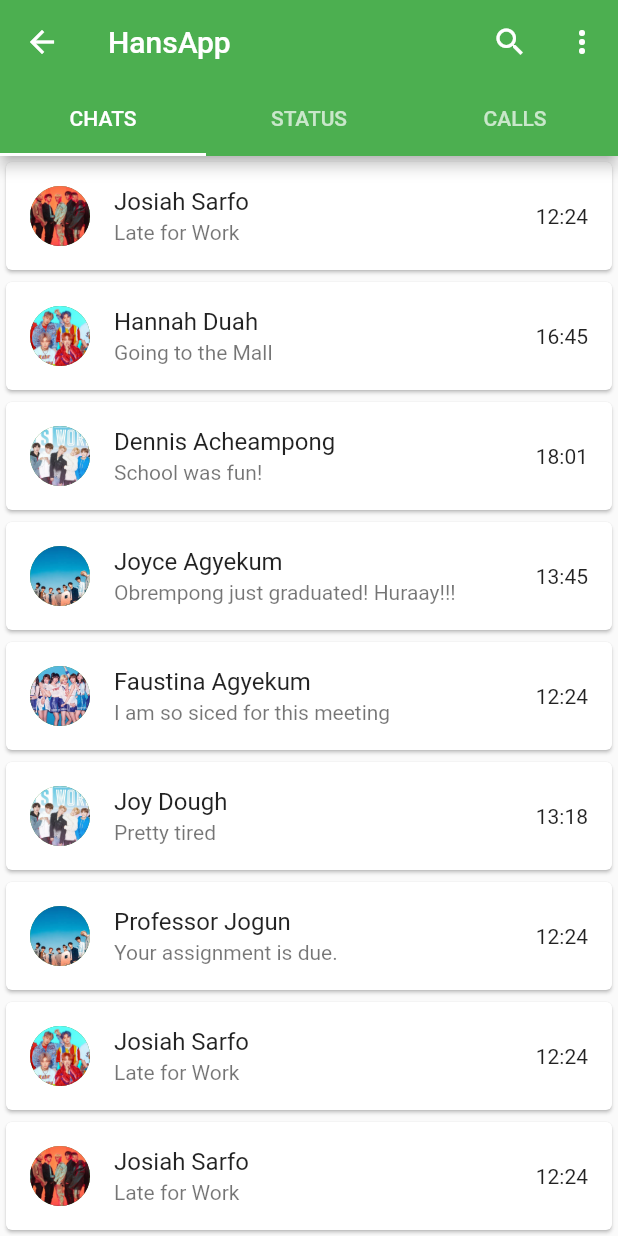
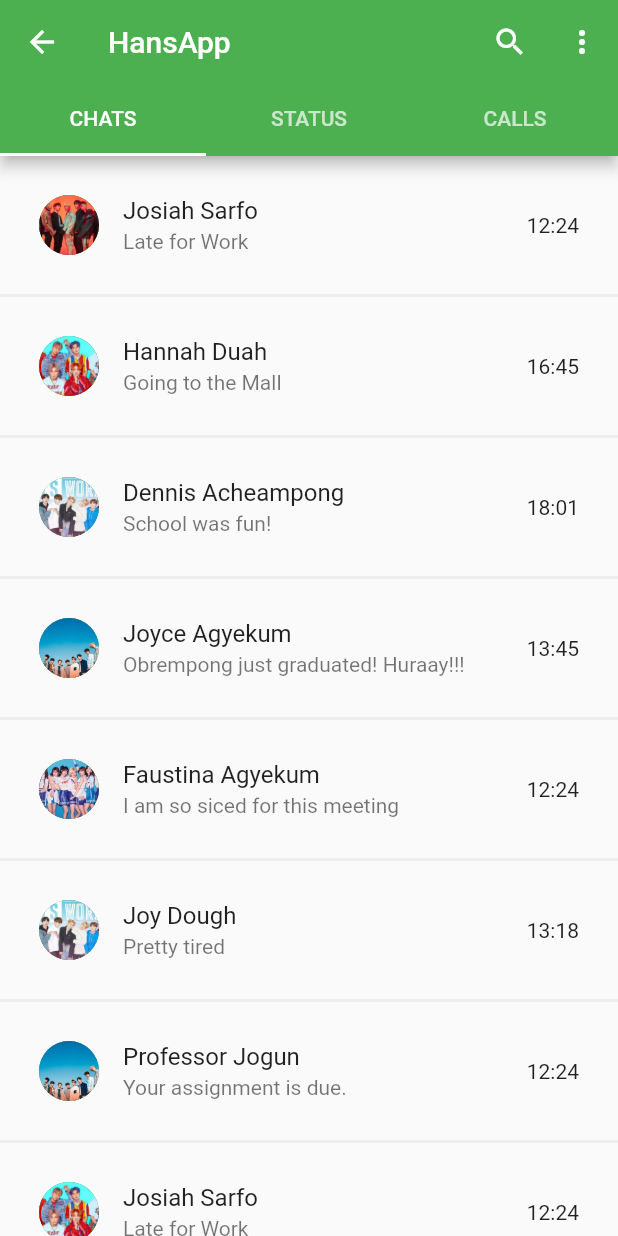
Before and after one commit to handuah/flutter-whatsapp-clone, a Flutter app: the MainPage screen opened by its route, on a phone screen of 412 x 824 dp. Run offline on Flutter 3.47's test engine with Material 2 defaults, Android fonts, the phone set to English and light mode, and no system bars.

Commit message:
Commit 5: changed list tile from card to container

```diff
--- a/lib/screens/main_page.dart
+++ b/lib/screens/main_page.dart
@@ -4,10 +4,15 @@ import 'chats.dart';
 
 class MainPage extends StatelessWidget {
 
-  Card myChatSummary(String imagePath, String userName, String recentText, String timeOfMessage){
+  Container myChatSummary(String imagePath, String userName, String recentText, String timeOfMessage){
 
-    return  Card(
-
+    return Container(
+            padding: EdgeInsets.all(10.0),
+            decoration: BoxDecoration(
+              border: Border(
+                bottom: BorderSide(width: 2.0, color: Colors.grey[200])
+              ),
+            ),
             child: ListTile(
                 leading: CircleAvatar(
                 backgroundImage: AssetImage(imagePath),
@@ -15,7 +20,7 @@ class MainPage extends StatelessWidget {
               title: Text(userName),
               subtitle: Text(recentText),
               trailing: Text(timeOfMessage),
-        ),
+                )
               );
 
   }
```
Lines whose indentation alone changed are shown as unchanged.
